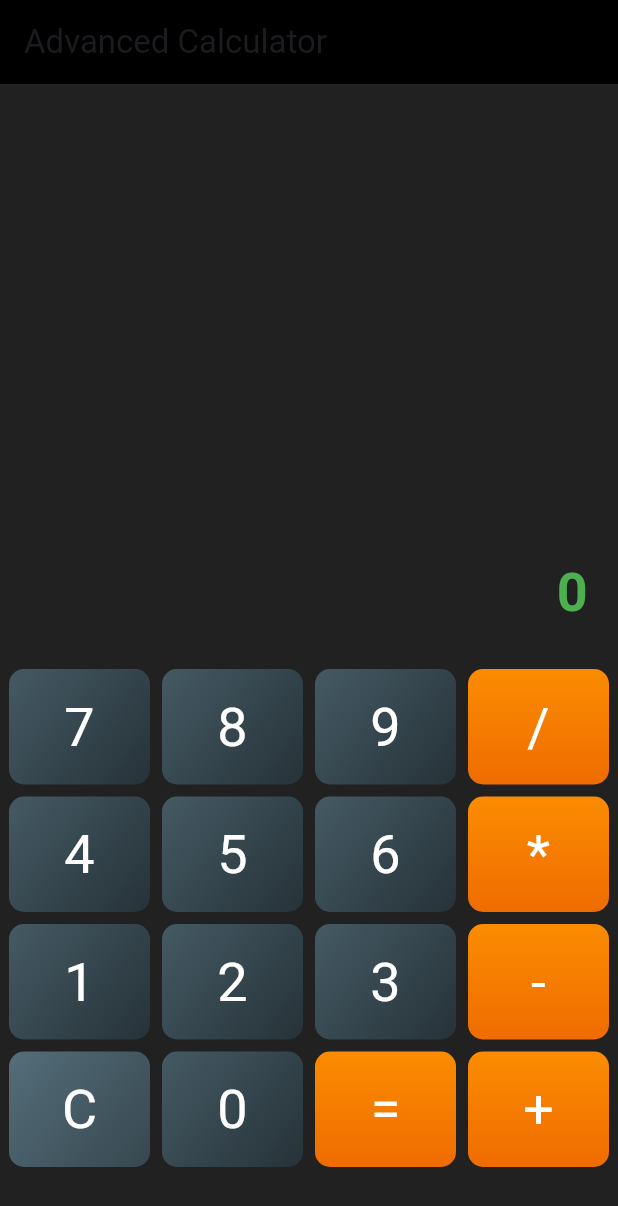
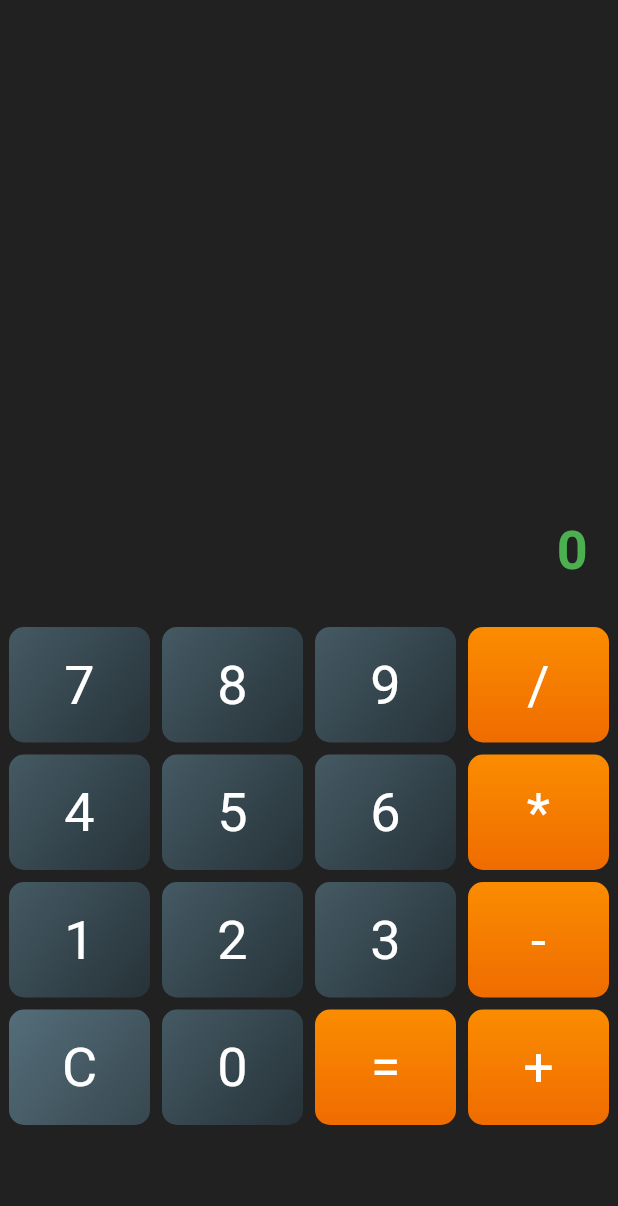
Before and after one commit to jayant001160/flutter_calculator_app, a Flutter app: the screen it shows after launch, on a phone screen of 412 x 824 dp. Shown: the top 1206 px of the screen. Run offline on Flutter 3.47's test engine with Material 3 defaults, Android fonts, the phone set to English and light mode, and no system bars.

```diff
--- a/lib/screens/calculator_screen.dart
+++ b/lib/screens/calculator_screen.dart
@@ -31,11 +31,8 @@ class _CalculatorScreenState extends State<CalculatorScreen> {
   @override
   Widget build(BuildContext context) {
     return Scaffold(
-      appBar: AppBar(
-        title: Text('Advanced Calculator'),
-        backgroundColor: Colors.black,
-      ),
-      body: LayoutBuilder(
+      body: SafeArea(
+        child: LayoutBuilder(
           builder: (context, constraints) {
             // Calculate button size dynamically
             double buttonWidth =
@@ -124,6 +121,7 @@ class _CalculatorScreenState extends State<CalculatorScreen> {
             );
           },
         ),
+      ),
     );
   }
 }
```
Lines whose indentation alone changed are shown as unchanged.
